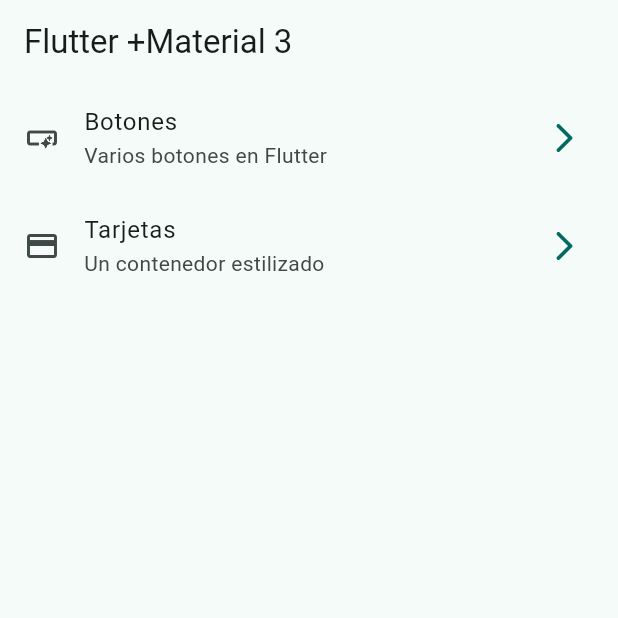
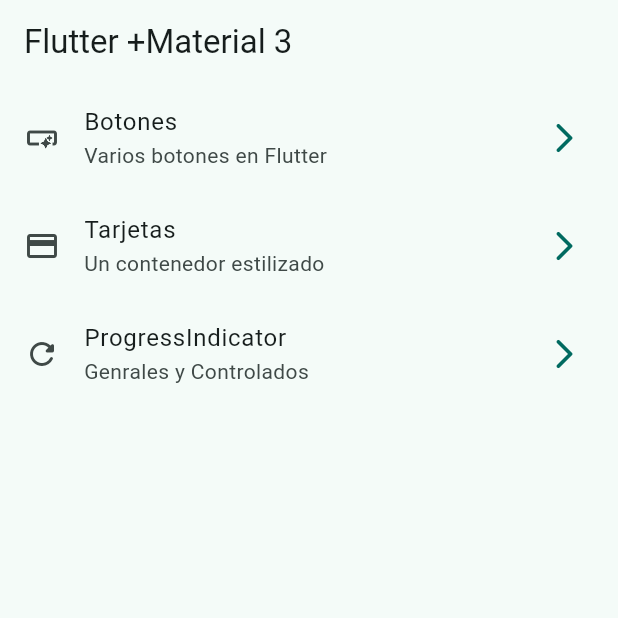
Before and after one commit to joseeliezerr/WidgetApp, a Flutter app: the screen it shows after launch, on a phone screen of 412 x 824 dp, the top half of it. Run offline on Flutter 3.47's test engine with Material 2 defaults, Android fonts, the phone set to English and light mode, and no system bars; our stand-ins replace go_router.

Commit message:
Progress indicators finished

```diff
--- a/lib/config/menu/menu_items.dart
+++ b/lib/config/menu/menu_items.dart
@@ -24,5 +24,10 @@ const appMenuItems = <MenuItem>[
       title: 'Tarjetas',
       subTitle: 'Un contenedor estilizado',
       link: '/cards',
-      icon: Icons.credit_card)
+      icon: Icons.credit_card),
+      MenuItem(
+      title: 'ProgressIndicator',
+      subTitle: 'Genrales y Controlados',
+      link: '/progress',
+      icon: Icons.refresh_rounded),
 ];
--- a/lib/config/router/app_router.dart
+++ b/lib/config/router/app_router.dart
@@ -22,5 +22,10 @@ final appRouter = GoRouter(
       name:CardsScreen.name,
       builder: (context, state) => const CardsScreen(),
     ),
+     GoRoute(
+      path: '/progress',
+      name:ProgressScreen.name,
+      builder: (context, state) => const ProgressScreen(),
+    ),
   ],
 );
```
Also changed, not shown: lib/presentation/screens/progress/progress_screen.dart (+62 -1 lines).
